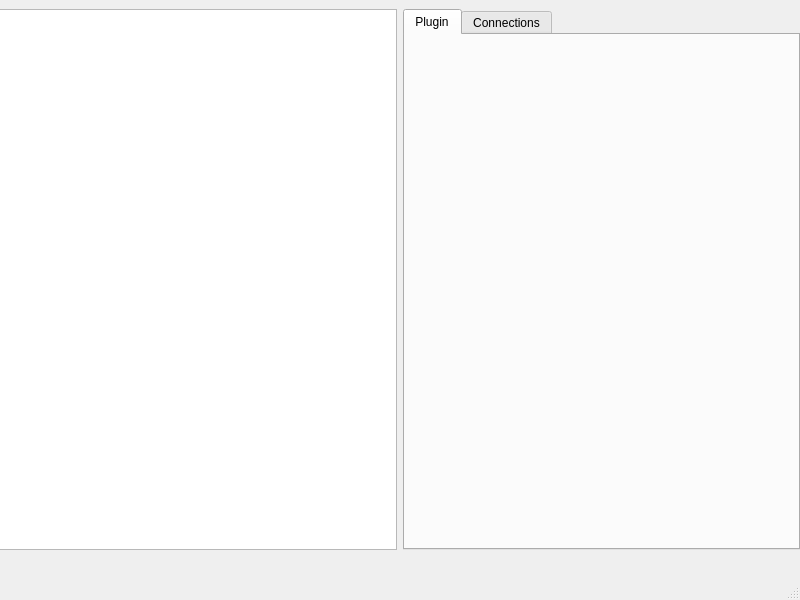
Old version of the form ui/gui/qt_new/overview.ui in the repository TUB-Control/PaPI.
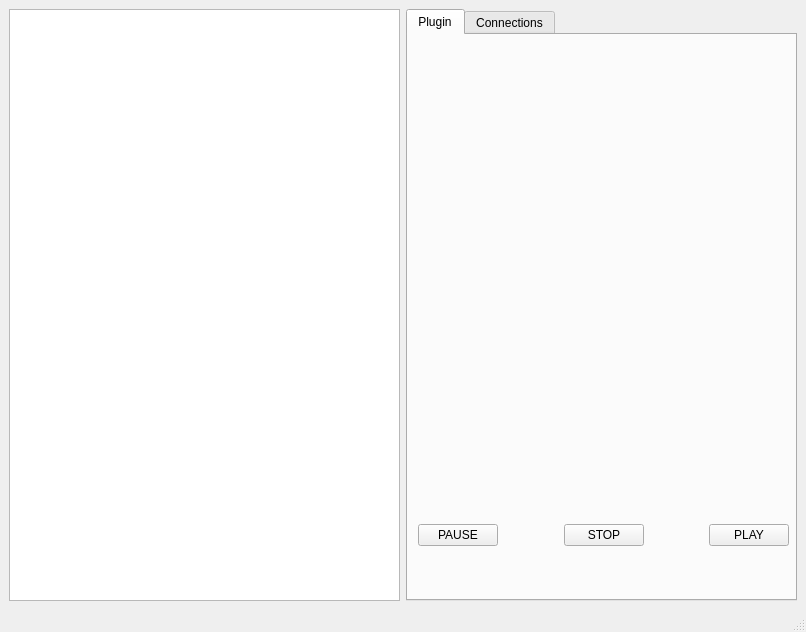
New version of the form. The open tabs and pages were chosen to show the change.

Diff of the .ui file:
```diff
--- a/ui/gui/qt_new/overview.ui
+++ b/ui/gui/qt_new/overview.ui
@@ -6,23 +6,16 @@
    <rect>
     <x>0</x>
     <y>0</y>
-    <width>800</width>
-    <height>600</height>
+    <width>806</width>
+    <height>632</height>
    </rect>
   </property>
   <property name="windowTitle">
    <string>MainWindow</string>
   </property>
   <widget class="QWidget" name="centralwidget">
-   <widget class="QWidget" name="horizontalLayoutWidget">
-    <property name="geometry">
-     <rect>
-      <x>-1</x>
-      <y>9</y>
-      <width>801</width>
-      <height>541</height>
-     </rect>
-    </property>
+   <layout class="QHBoxLayout" name="horizontalLayout_3">
+    <item>
     <layout class="QHBoxLayout" name="horizontalLayout">
      <item>
       <widget class="QTreeView" name="treeView"/>
@@ -36,16 +29,11 @@
         <attribute name="title">
          <string>Plugin</string>
         </attribute>
-       </widget>
-       <widget class="QWidget" name="connectionTab">
-        <attribute name="title">
-         <string>Connections</string>
-        </attribute>
         <widget class="QWidget" name="horizontalLayoutWidget_2">
          <property name="geometry">
           <rect>
            <x>10</x>
-           <y>430</y>
+            <y>470</y>
            <width>371</width>
            <height>61</height>
           </rect>
@@ -101,10 +89,16 @@
          </layout>
         </widget>
        </widget>
-      </widget>
-     </item>
-    </layout>
-   </widget>
+        <widget class="QWidget" name="connectionTab">
+         <attribute name="title">
+          <string>Connections</string>
+         </attribute>
+        </widget>
+       </widget>
+      </item>
+     </layout>
+    </item>
+   </layout>
   </widget>
   <widget class="QMenuBar" name="menubar">
    <property name="geometry">
```
Left out of the diff: 16 changed lines with no effect on the pictures. Lines whose indentation alone changed are shown as unchanged.
